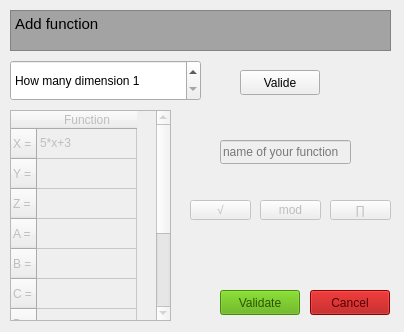
This is Affichage/addfunctwindow.ui in Samy206/Evaluation_vectorielle as Qt 5 draws it before an edit. The edited form follows.
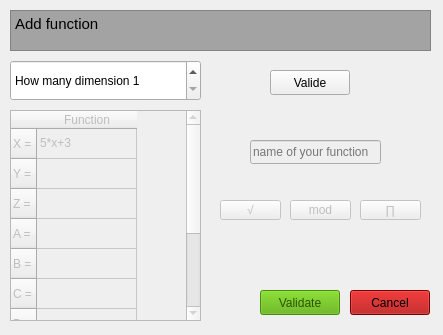
This is the edited form.

Diff of the .ui file:
```diff
--- a/Affichage/addfunctwindow.ui
+++ b/Affichage/addfunctwindow.ui
@@ -6,10 +6,22 @@
    <rect>
     <x>0</x>
     <y>0</y>
-    <width>404</width>
-    <height>332</height>
+    <width>443</width>
+    <height>335</height>
    </rect>
   </property>
+  <property name="minimumSize">
+   <size>
+    <width>443</width>
+    <height>335</height>
+   </size>
+  </property>
+  <property name="maximumSize">
+   <size>
+    <width>443</width>
+    <height>335</height>
+   </size>
+  </property>
   <property name="windowTitle">
    <string>Add Function Window</string>
   </property>
@@ -22,7 +34,7 @@
    </property>
    <property name="geometry">
     <rect>
-     <x>330</x>
+     <x>360</x>
      <y>200</y>
      <width>61</width>
      <height>20</height>
@@ -38,7 +50,7 @@
    </property>
    <property name="geometry">
     <rect>
-     <x>190</x>
+     <x>220</x>
      <y>200</y>
      <width>61</width>
      <height>20</height>
@@ -73,7 +85,7 @@
    </property>
    <property name="geometry">
     <rect>
-     <x>220</x>
+     <x>260</x>
      <y>290</y>
      <width>80</width>
      <height>25</height>
@@ -549,7 +561,7 @@
    </property>
    <property name="geometry">
     <rect>
-     <x>260</x>
+     <x>290</x>
      <y>200</y>
      <width>61</width>
      <height>20</height>
@@ -561,11 +573,11 @@
   </widget>
   <widget class="QPushButton" name="Button_cancel">
    <property name="enabled">
-    <bool>false</bool>
+    <bool>true</bool>
    </property>
    <property name="geometry">
     <rect>
-     <x>310</x>
+     <x>350</x>
      <y>290</y>
      <width>80</width>
      <height>25</height>
@@ -1025,7 +1037,7 @@
     <rect>
      <x>10</x>
      <y>110</y>
-     <width>161</width>
+     <width>191</width>
      <height>211</height>
     </rect>
    </property>
@@ -1141,7 +1153,7 @@
   <widget class="QPushButton" name="Button_valide1">
    <property name="geometry">
     <rect>
-     <x>240</x>
+     <x>270</x>
      <y>70</y>
      <width>80</width>
      <height>25</height>
@@ -1156,7 +1168,7 @@
     <rect>
      <x>10</x>
      <y>10</y>
-     <width>381</width>
+     <width>421</width>
      <height>41</height>
     </rect>
    </property>
@@ -1616,7 +1628,7 @@
    </property>
    <property name="geometry">
     <rect>
-     <x>220</x>
+     <x>250</x>
      <y>140</y>
      <width>131</width>
      <height>24</height>
```
